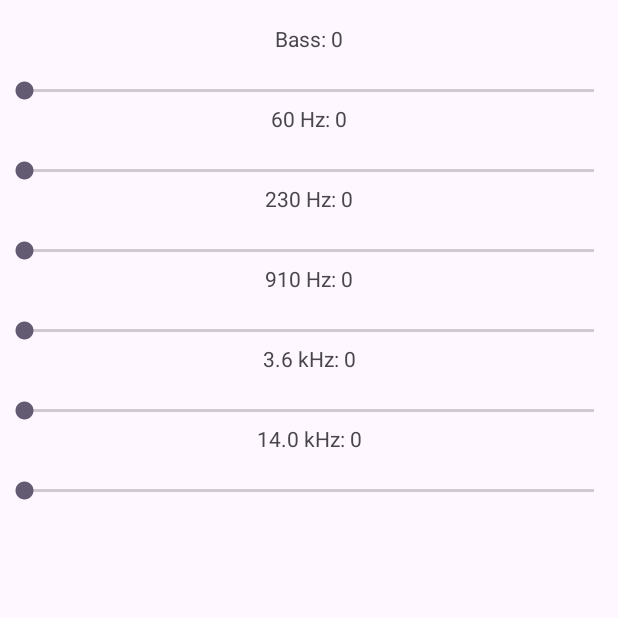
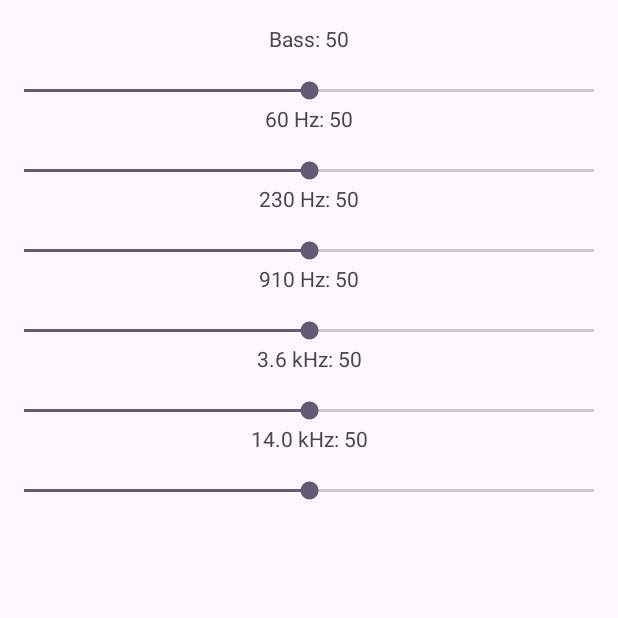
Before and after one commit to S0s0Combain/RhythmWave, an Android app: the screen it shows after launch (EqualizerActivity), after a tap on an icon or button, on a phone screen of 412 x 824 dp, the top half of it. Run offline under Robolectric (Android 15) with nearby library versions, the phone set to English and light mode, and no system bars; 6 statements that could not run were skipped.

Commit message:
Изменены параметры эквалайзера по-умолчанию

```diff
--- a/app/src/main/java/com/example/rhythmwave/EqualizerActivity.kt
+++ b/app/src/main/java/com/example/rhythmwave/EqualizerActivity.kt
@@ -78,12 +78,12 @@ class EqualizerActivity : AppCompatActivity() {
     }
 
     private fun loadEqualizerSettings() {
-        seekBarBass.progress = sharedPreferences.getInt("Bass", 0)
-        seekBar60Hz.progress = sharedPreferences.getInt("60Hz", 0)
-        seekBar230Hz.progress = sharedPreferences.getInt("230Hz", 0)
-        seekBar910Hz.progress = sharedPreferences.getInt("910Hz", 0)
-        seekBar3_6kHz.progress = sharedPreferences.getInt("3.6kHz", 0)
-        seekBar14_0kHz.progress = sharedPreferences.getInt("14.0kHz", 0)
+        seekBarBass.progress = sharedPreferences.getInt("Bass", 50)
+        seekBar60Hz.progress = sharedPreferences.getInt("60Hz", 50)
+        seekBar230Hz.progress = sharedPreferences.getInt("230Hz", 50)
+        seekBar910Hz.progress = sharedPreferences.getInt("910Hz", 50)
+        seekBar3_6kHz.progress = sharedPreferences.getInt("3.6kHz", 50)
+        seekBar14_0kHz.progress = sharedPreferences.getInt("14.0kHz", 50)
         updateTextViews()
     }
 
@@ -127,6 +127,7 @@ class EqualizerActivity : AppCompatActivity() {
 
     private fun setSeekBarLimits(seekBar: SeekBar) {
         seekBar.max = 100
+        seekBar.progress = 50
     }
 
     private fun updateTextViews() {
--- a/app/src/main/java/com/example/rhythmwave/MainActivity.kt
+++ b/app/src/main/java/com/example/rhythmwave/MainActivity.kt
@@ -213,11 +213,11 @@ class MainActivity : AppCompatActivity(), IOnBackPressed, TrackControlCallback {
     private fun applyEqualizerSettings() {
         val sharedPreferences = getSharedPreferences("EqualizerSettings", MODE_PRIVATE)
         val bassLevel = sharedPreferences.getInt("Bass", 0)
-        val frequency60Hz = sharedPreferences.getInt("60Hz", 0)
-        val frequency230Hz = sharedPreferences.getInt("230Hz", 0)
-        val frequency910Hz = sharedPreferences.getInt("910Hz", 0)
-        val frequency14_0kHz = sharedPreferences.getInt("14.0kHz", 0)
-        val frequency3_6kHz = sharedPreferences.getInt("3.6kHz", 0)
+        val frequency60Hz = sharedPreferences.getInt("60Hz", 50)
+        val frequency230Hz = sharedPreferences.getInt("230Hz", 50)
+        val frequency910Hz = sharedPreferences.getInt("910Hz", 50)
+        val frequency14_0kHz = sharedPreferences.getInt("14.0kHz", 50)
+        val frequency3_6kHz = sharedPreferences.getInt("3.6kHz", 50)
         musicService?.applyEqualizerSettings(
             bassLevel,
             frequency60Hz,
```
Also changed, not shown: app/src/main/java/com/example/rhythmwave/EqualizerHelper.kt (deleted, +0 -32 lines).
